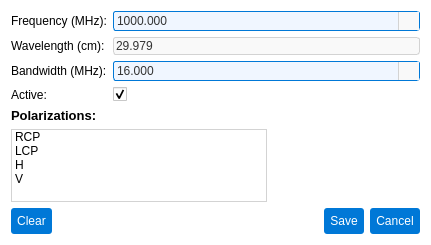
Torward1024/pAstroCORE, file pastrocore/gui_pyside/dialog_editor_if.ui: the form before one commit.
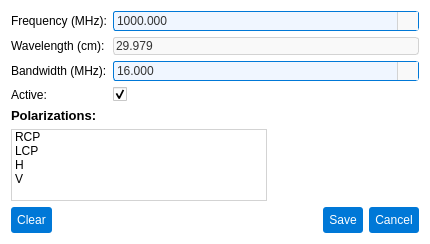
The form after the commit. Icons and pictures are not drawn.

What changed in the file:
```diff
--- a/pastrocore/gui_pyside/dialog_editor_if.ui
+++ b/pastrocore/gui_pyside/dialog_editor_if.ui
@@ -9,10 +9,28 @@
    <rect>
     <x>0</x>
     <y>0</y>
-    <width>431</width>
-    <height>245</height>
+    <width>430</width>
+    <height>244</height>
    </rect>
   </property>
+  <property name="sizePolicy">
+   <sizepolicy hsizetype="Fixed" vsizetype="Fixed">
+    <horstretch>0</horstretch>
+    <verstretch>0</verstretch>
+   </sizepolicy>
+  </property>
+  <property name="minimumSize">
+   <size>
+    <width>430</width>
+    <height>244</height>
+   </size>
+  </property>
+  <property name="maximumSize">
+   <size>
+    <width>430</width>
+    <height>244</height>
+   </size>
+  </property>
   <property name="windowTitle">
    <string>Edit Intermediate Frequency</string>
   </property>
```
